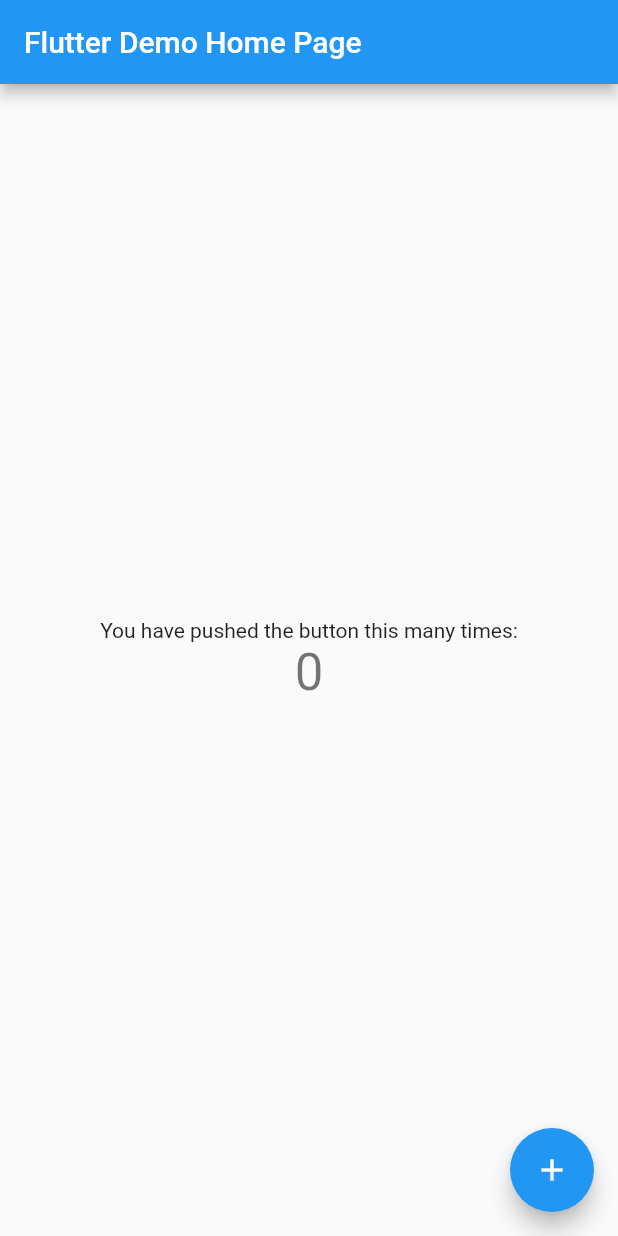
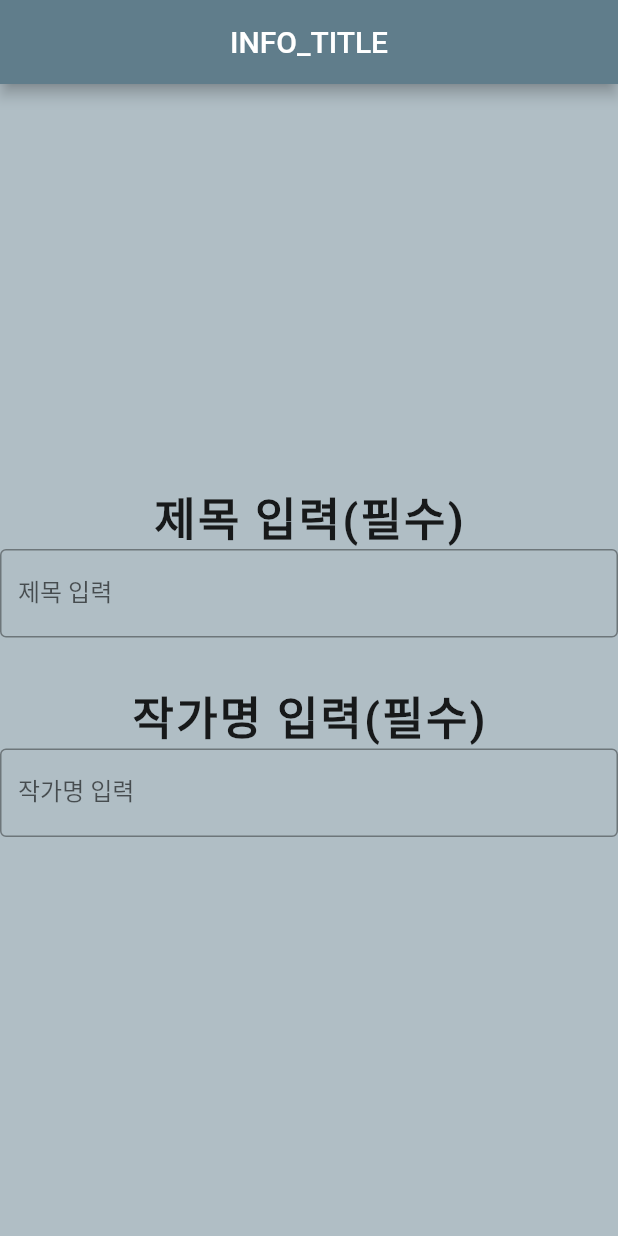
Before and after one commit to coverist/coverist-frontend, a Flutter app: the screen it shows after launch, on a phone screen of 412 x 824 dp. Run offline on Flutter 3.47's test engine with Material 2 defaults, Android fonts, the light colour scheme and no system bars.

Commit message:
Add folder&files for book_info

```diff
--- /dev/null
+++ b/lib/constants.dart
@@ -0,0 +1,3 @@
+import 'package:flutter/material.dart';
+
+const kThemeColor = Color(0xFF001924);
--- a/lib/main.dart
+++ b/lib/main.dart
@@ -1,115 +1,49 @@
-import 'package:flutter/material.dart';
+// import 'dart:io';
+// import 'package:flutter/foundation.dart';
+// import 'package:flutter/material.dart';
 
-void main() {
-  runApp(const MyApp());
-}
+// import '/constants.dart';
+// import 'screens/home/home_screen.dart';
 
-class MyApp extends StatelessWidget {
-  const MyApp({Key? key}) : super(key: key);
+// //앱의 시작점
+// void main() {
+//   FlutterError.onError = (FlutterErrorDetails details) {
+//     FlutterError.presentError(details);
+//     if (kReleaseMode) exit(1);
+//   };
+//   runApp(MyApp()); //반드시 widget을 argument로 가져야 함
+// }
 
-  // This widget is the root of your application.
-  @override
-  Widget build(BuildContext context) {
-    return MaterialApp(
-      title: 'Flutter Demo',
-      theme: ThemeData(
-        // This is the theme of your application.
-        //
-        // Try running your application with "flutter run". You'll see the
-        // application has a blue toolbar. Then, without quitting the app, try
-        // changing the primarySwatch below to Colors.green and then invoke
-        // "hot reload" (press "r" in the console where you ran "flutter run",
-        // or simply save your changes to "hot reload" in a Flutter IDE).
-        // Notice that the counter didn't reset back to zero; the application
-        // is not restarted.
-        primarySwatch: Colors.blue,
-      ),
-      home: const MyHomePage(title: 'Flutter Demo Home Page'),
-    );
-  }
-}
+// //우리가 커스텀해야하는 위젯(screen 레이아웃 최초 빌드 역할)
+// class MyApp extends StatelessWidget {
+//   @override
+//   Widget build(BuildContext context) {
+//     return MaterialApp(
+//       title: 'Coverist',
+//       theme: ThemeData(
+//         primarySwatch: _createMaterialColor(kThemeColor),
+//       ),
+//       home: HomeScreen(),
+//     );
+//   }
 
-class MyHomePage extends StatefulWidget {
-  const MyHomePage({Key? key, required this.title}) : super(key: key);
+//   MaterialColor _createMaterialColor(Color color) {
+//     List<double> strengths = [.05];
+//     Map<int, Color> swatch = {};
+//     final int r = color.red, g = color.green, b = color.blue;
 
-  // This widget is the home page of your application. It is stateful, meaning
-  // that it has a State object (defined below) that contains fields that affect
-  // how it looks.
-
-  // This class is the configuration for the state. It holds the values (in this
-  // case the title) provided by the parent (in this case the App widget) and
-  // used by the build method of the State. Fields in a Widget subclass are
-  // always marked "final".
-
-  final String title;
-
-  @override
-  State<MyHomePage> createState() => _MyHomePageState();
-}
-
-class _MyHomePageState extends State<MyHomePage> {
-  int _counter = 0;
-
-  void _incrementCounter() {
-    setState(() {
-      // This call to setState tells the Flutter framework that something has
-      // changed in this State, which causes it to rerun the build method below
-      // so that the display can reflect the updated values. If we changed
-      // _counter without calling setState(), then the build method would not be
-      // called again, and so nothing would appear to happen.
-      _counter++;
-    });
-  }
-
-  @override
-  Widget build(BuildContext context) {
-    // This method is rerun every time setState is called, for instance as done
-    // by the _incrementCounter method above.
-    //
-    // The Flutter framework has been optimized to make rerunning build methods
-    // fast, so that you can just rebuild anything that needs updating rather
-    // than having to individually change instances of widgets.
-    return Scaffold(
-      appBar: AppBar(
-        // Here we take the value from the MyHomePage object that was created by
-        // the App.build method, and use it to set our appbar title.
-        title: Text(widget.title),
-      ),
-      body: Center(
-        // Center is a layout widget. It takes a single child and positions it
-        // in the middle of the parent.
-        child: Column(
-          // Column is also a layout widget. It takes a list of children and
-          // arranges them vertically. By default, it sizes itself to fit its
-          // children horizontally, and tries to be as tall as its parent.
-          //
-          // Invoke "debug painting" (press "p" in the console, choose the
-          // "Toggle Debug Paint" action from the Flutter Inspector in Android
-          // Studio, or the "Toggle Debug Paint" command in Visual Studio Code)
-          // to see the wireframe for each widget.
-          //
-          // Column has various properties to control how it sizes itself and
-          // how it positions its children. Here we use mainAxisAlignment to
-          // center the children vertically; the main axis here is the vertical
-          // axis because Columns are vertical (the cross axis would be
-          // horizontal).
-          mainAxisAlignment: MainAxisAlignment.center,
-          children: <Widget>[
-            const Text(
-              'You have pushed the button this many times:',
-            ),
-            Text(
-              '$_counter',
-              style: Theme.of(context).textTheme.headline4,
-            ),
-          ],
-        ),
-      ),
-      floatingActionButton: FloatingActionButton(
-        onPressed: _incrementCounter,
-        tooltip: 'Increment',
-        child: const Icon(Icons.add),
-      ), // This trailing comma makes auto-formatting nicer for build methods.
-    );
-  }
-}
+//     for (int i = 1; i < 10; i++) {
+//       strengths.add(0.1 * i);
+//     }
+//     strengths.forEach((strength) {
+//       final double ds = 0.5 - strength;
+//       swatch[(strength * 1000).round()] = Color.fromRGBO(
+//         r + ((ds < 0 ? r : (255 - r)) * ds).round(),
+//         g + ((ds < 0 ? g : (255 - g)) * ds).round(),
+//         b + ((ds < 0 ? b : (255 - b)) * ds).round(),
+//         1,
+//       );
+//     });
+//     return MaterialColor(color.value, swatch);
+//   }
+// }
--- /dev/null
+++ b/lib/screens/book_info/components/info_title.dart
@@ -0,0 +1,62 @@
+import 'package:flutter/material.dart';
+
+//앱의 시작점
+void main() {
+  runApp(InfoTitle()); //반드시 widget을 argument로 가져야 함
+}
+
+//우리가 커스텀해야하는 위젯(screen 레이아웃 최초 빌드 역할)
+class InfoTitle extends StatelessWidget {
+  @override
+  Widget build(BuildContext context) {
+    return MaterialApp(
+      debugShowCheckedModeBanner: false,
+      title: 'INFO_TITLE',
+      theme: ThemeData(
+        primarySwatch: Colors.blueGrey,
+      ),
+      home: MyHomePage(),
+    );
+  }
+}
+
+class MyHomePage extends StatelessWidget {
+  @override
+  Widget build(BuildContext context) {
+    return Scaffold(
+      appBar: AppBar(
+        title: Text('INFO_TITLE'),
+        centerTitle: true,
+      ),
+      backgroundColor: Colors.blueGrey[200],
+      body: Center(
+        child: Column(
+          mainAxisAlignment: MainAxisAlignment.center,
+          children: <Widget>[
+            Text('제목 입력(필수)',
+                style: TextStyle(
+                    fontSize: 30,
+                    fontWeight: FontWeight.bold,
+                    letterSpacing: 1.5)),
+            TextField(
+                decoration: InputDecoration(
+              border: OutlineInputBorder(),
+              labelText: '제목 입력',
+            )),
+            SizedBox(height: 30),
+            Text('작가명 입력(필수)',
+                style: TextStyle(
+                    fontSize: 30,
+                    fontWeight: FontWeight.bold,
+                    letterSpacing: 1.5)),
+            TextField(
+                decoration: InputDecoration(
+              border: OutlineInputBorder(),
+              labelText: '작가명 입력',
+            ))
+          ],
+        ),
+      ),
+    );
+  }
+}
--- a/pubspec.yaml
+++ b/pubspec.yaml
@@ -58,7 +58,8 @@
   uses-material-design: true
 
   # To add assets to your application, add an assets section, like this:
-  # assets:
+  assets:
+    - images/
   #   - images/a_dot_burr.jpeg
   #   - images/a_dot_ham.jpeg
 
```
Also changed, not shown: lib/screens/book_info/book_info_screen.dart (added, +70 -0 lines), images/coverist_image.png (added).
